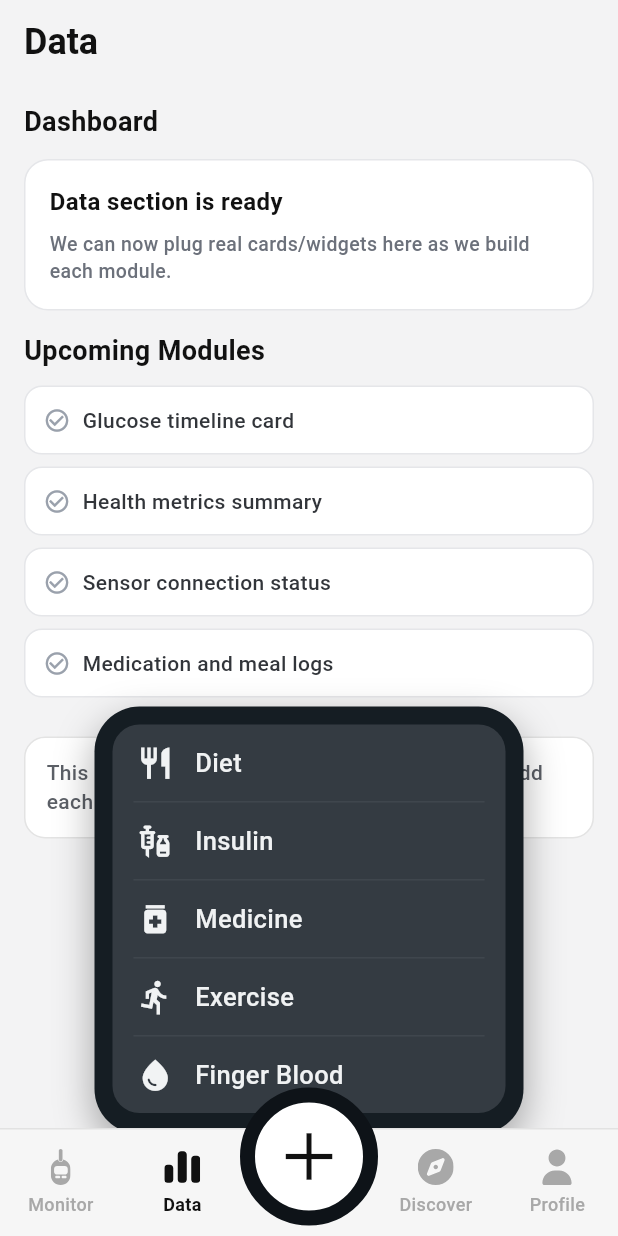
After one commit to nickdude/cgm-frontend, a Flutter app: the DashboardScreen screen opened by its route, item 2 of the bottom bar chosen, after a tap on the "add" icon, on a phone screen of 412 x 824 dp. The commit adds this screen. Run offline on Flutter 3.47's test engine with Material 3 defaults, Android fonts, the phone set to English and light mode, and no system bars; our stand-ins replace dio, flutter_secure_storage, flutter_svg, go_router, image_picker, logger and 1 more; accounts and stored records are empty; Roboto replaces fonts that are missing (Poppins).

Commit message:
bottom nav bar

```diff
--- a/lib/routes/app_router.dart
+++ b/lib/routes/app_router.dart
@@ -1,3 +1,4 @@
+import 'package:flutter/material.dart';
 import 'package:go_router/go_router.dart';
 import '../screens/welcome_screen.dart';
 import '../screens/login_screen.dart';
@@ -10,9 +11,27 @@ import '../screens/device_setup/implant_sensor_step2_screen.dart';
 import '../screens/device_setup/implant_sensor_step3_screen.dart';
 import '../screens/device_setup/scan_qr_screen.dart';
 import '../screens/device_setup/manual_code_entry_screen.dart';
+import '../screens/dashboard/dashboard_screen.dart';
+
+class AppRoutes {
+  static const dashboard = 'dashboard';
+}
 
 final appRouter = GoRouter(
   initialLocation: '/',
+  errorBuilder: (context, state) {
+    final path = state.uri.path;
+
+    if (path == '/dashboard' || path == '/dashboard/') {
+      return const DashboardScreen();
+    }
+
+    return Scaffold(
+      body: Center(
+        child: Text('Route not found: $path'),
+      ),
+    );
+  },
   routes: [
     GoRoute(
       path: '/',
@@ -77,6 +96,15 @@ final appRouter = GoRouter(
       path: '/device/manual-code',
       builder: (context, state) => const ManualCodeEntryScreen(),
     ),
+    GoRoute(
+      path: '/dashboard',
+      name: AppRoutes.dashboard,
+      builder: (context, state) => const DashboardScreen(),
+    ),
+    GoRoute(
+      path: '/dashboard',
+      redirect: (_, __) => '/dashboard',
+    ),
     // Add more routes as screens are created
     // GoRoute(
     //   path: '/signup',
--- /dev/null
+++ b/lib/screens/dashboard/dashboard_screen.dart
@@ -0,0 +1,213 @@
+import 'package:flutter/material.dart';
+
+import '../../widgets/navigation/app_bottom_nav_bar.dart';
+
+class DashboardScreen extends StatefulWidget {
+  const DashboardScreen({super.key});
+
+  @override
+  State<DashboardScreen> createState() => _DashboardScreenState();
+}
+
+class _DashboardScreenState extends State<DashboardScreen> {
+  int _currentIndex = 0;
+  bool _isQuickMenuOpen = false;
+
+  static const _titles = ['Monitor', 'Data', 'Discover', 'Profile'];
+
+  void _onTabSelected(int index) {
+    setState(() {
+      _currentIndex = index;
+      _isQuickMenuOpen = false;
+    });
+  }
+
+  void _onCenterTap() {
+    setState(() {
+      _isQuickMenuOpen = !_isQuickMenuOpen;
+    });
+  }
+
+  void _onQuickActionTap(QuickActionType action) {
+    setState(() {
+      _isQuickMenuOpen = false;
+    });
+
+    final label = switch (action) {
+      QuickActionType.diet => 'Diet',
+      QuickActionType.insulin => 'Insulin',
+      QuickActionType.medicine => 'Medicine',
+      QuickActionType.exercise => 'Exercise',
+      QuickActionType.fingerBlood => 'Finger Blood',
+    };
+
+    ScaffoldMessenger.of(context).showSnackBar(
+      SnackBar(content: Text('$label selected.')),
+    );
+  }
+
+  @override
+  Widget build(BuildContext context) {
+    return Scaffold(
+      backgroundColor: const Color(0xFFF3F3F4),
+      appBar: AppBar(
+        backgroundColor: const Color(0xFFF3F3F4),
+        elevation: 0,
+        centerTitle: false,
+        title: Text(
+          _titles[_currentIndex],
+          style: const TextStyle(
+            color: Color(0xFF111111),
+            fontSize: 24,
+            fontWeight: FontWeight.w700,
+          ),
+        ),
+      ),
+      body: GestureDetector(
+        onTap: _isQuickMenuOpen ? _onCenterTap : null,
+        child: SafeArea(
+          top: false,
+          child: SingleChildScrollView(
+            padding: const EdgeInsets.fromLTRB(16, 12, 16, 24),
+            child: Column(
+              crossAxisAlignment: CrossAxisAlignment.start,
+              children: [
+                const _SectionHeader(title: 'Dashboard'),
+                const SizedBox(height: 12),
+                _OverviewCard(tabTitle: _titles[_currentIndex]),
+                const SizedBox(height: 14),
+                const _SectionHeader(title: 'Upcoming Modules'),
+                const SizedBox(height: 10),
+                const _ModuleTile(label: 'Glucose timeline card'),
+                const _ModuleTile(label: 'Health metrics summary'),
+                const _ModuleTile(label: 'Sensor connection status'),
+                const _ModuleTile(label: 'Medication and meal logs'),
+                const SizedBox(height: 18),
+                Container(
+                  width: double.infinity,
+                  padding: const EdgeInsets.all(14),
+                  decoration: BoxDecoration(
+                    color: Colors.white,
+                    borderRadius: BorderRadius.circular(14),
+                    border: Border.all(color: const Color(0xFFE3E3E3)),
+                  ),
+                  child: const Text(
+                    'This is your base dashboard shell. We can now add each feature one by one.',
+                    style: TextStyle(
+                      fontSize: 14,
+                      color: Color(0xFF5B5F66),
+                      height: 1.35,
+                      fontWeight: FontWeight.w500,
+                    ),
+                  ),
+                ),
+              ],
+            ),
+          ),
+        ),
+      ),
+      bottomNavigationBar: AppBottomNavBar(
+        currentIndex: _currentIndex,
+        onTabSelected: _onTabSelected,
+        onCenterTap: _onCenterTap,
+        isActionMenuOpen: _isQuickMenuOpen,
+        onQuickActionTap: _onQuickActionTap,
+      ),
+    );
+  }
+}
+
+class _SectionHeader extends StatelessWidget {
+  const _SectionHeader({required this.title});
+
+  final String title;
+
+  @override
+  Widget build(BuildContext context) {
+    return Text(
+      title,
+      style: const TextStyle(
+        fontSize: 18,
+        fontWeight: FontWeight.w700,
+        color: Color(0xFF111111),
+      ),
+    );
+  }
+}
+
+class _OverviewCard extends StatelessWidget {
+  const _OverviewCard({required this.tabTitle});
+
+  final String tabTitle;
+
+  @override
+  Widget build(BuildContext context) {
+    return Container(
+      width: double.infinity,
+      padding: const EdgeInsets.all(16),
+      decoration: BoxDecoration(
+        color: Colors.white,
+        borderRadius: BorderRadius.circular(16),
+        border: Border.all(color: const Color(0xFFE5E6E9)),
+      ),
+      child: Column(
+        crossAxisAlignment: CrossAxisAlignment.start,
+        children: [
+          Text(
+            '$tabTitle section is ready',
+            style: const TextStyle(
+              fontSize: 16,
+              fontWeight: FontWeight.w700,
+              color: Color(0xFF111111),
+            ),
+          ),
+          const SizedBox(height: 8),
+          const Text(
+            'We can now plug real cards/widgets here as we build each module.',
+            style: TextStyle(
+              fontSize: 13,
+              color: Color(0xFF6C717B),
+              height: 1.35,
+              fontWeight: FontWeight.w500,
+            ),
+          ),
+        ],
+      ),
+    );
+  }
+}
+
+class _ModuleTile extends StatelessWidget {
+  const _ModuleTile({required this.label});
+
+  final String label;
+
+  @override
+  Widget build(BuildContext context) {
+    return Container(
+      margin: const EdgeInsets.only(bottom: 8),
+      padding: const EdgeInsets.symmetric(horizontal: 12, vertical: 12),
+      decoration: BoxDecoration(
+        color: Colors.white,
+        borderRadius: BorderRadius.circular(12),
+        border: Border.all(color: const Color(0xFFE5E6E9)),
+      ),
+      child: Row(
+        children: [
+          const Icon(Icons.check_circle_outline, color: Color(0xFF9AA1AC), size: 18),
+          const SizedBox(width: 8),
+          Expanded(
+            child: Text(
+              label,
+              style: const TextStyle(
+                fontSize: 14,
+                color: Color(0xFF32353A),
+                fontWeight: FontWeight.w500,
+              ),
+            ),
+          ),
+        ],
+      ),
+    );
+  }
+}
--- a/lib/screens/device_setup/manual_code_entry_screen.dart
+++ b/lib/screens/device_setup/manual_code_entry_screen.dart
@@ -1,6 +1,7 @@
 import 'package:flutter/material.dart';
 import 'package:go_router/go_router.dart';
 
+import '../../routes/app_router.dart';
 import '../../widgets/device_setup/device_setup_widgets.dart';
 
 class ManualCodeEntryScreen extends StatefulWidget {
@@ -38,6 +39,13 @@ class _ManualCodeEntryScreenState extends State<ManualCodeEntryScreen> {
     ScaffoldMessenger.of(context).showSnackBar(
       const SnackBar(content: Text('Device code captured successfully.')),
     );
+
+    Future.delayed(const Duration(milliseconds: 350), () {
+      if (!mounted) {
+        return;
+      }
+      context.goNamed(AppRoutes.dashboard);
+    });
   }
 
   @override
--- a/lib/screens/device_setup/scan_qr_screen.dart
+++ b/lib/screens/device_setup/scan_qr_screen.dart
@@ -1,5 +1,7 @@
 import 'package:flutter/material.dart';
 import 'package:go_router/go_router.dart';
+
+import '../../routes/app_router.dart';
 
 class ScanQrScreen extends StatefulWidget {
   const ScanQrScreen({super.key});
@@ -256,8 +258,15 @@ class _ScanQrScreenState extends State<ScanQrScreen> {
                     child: ElevatedButton.icon(
                       onPressed: () {
                         ScaffoldMessenger.of(context).showSnackBar(
-                          const SnackBar(content: Text('Scanning UI active (no real scan yet).')),
+                          const SnackBar(content: Text('QR detected (mock). Connecting device...')),
                         );
+
+                        Future.delayed(const Duration(milliseconds: 450), () {
+                          if (!mounted) {
+                            return;
+                          }
+                          this.context.goNamed(AppRoutes.dashboard);
+                        });
                       },
                       style: ElevatedButton.styleFrom(
                         backgroundColor: const Color(0xFF22D7CC),
--- /dev/null
+++ b/lib/widgets/navigation/app_bottom_nav_bar.dart
@@ -0,0 +1,326 @@
+import 'package:flutter/material.dart';
+import 'package:flutter_svg/flutter_svg.dart';
+
+class AppBottomNavBar extends StatelessWidget {
+  const AppBottomNavBar({
+    required this.currentIndex,
+    required this.onTabSelected,
+    this.onCenterTap,
+    this.isActionMenuOpen = false,
+    this.onQuickActionTap,
+    super.key,
+  });
+
+  final int currentIndex;
+  final ValueChanged<int> onTabSelected;
+  final VoidCallback? onCenterTap;
+  final bool isActionMenuOpen;
+  final ValueChanged<QuickActionType>? onQuickActionTap;
+
+  static const _tabs = <_NavTabData>[
+    _NavTabData(label: 'Monitor', iconPath: 'assets/icons/monitor.svg'),
+    _NavTabData(label: 'Data', iconPath: 'assets/icons/chart.svg'),
+    _NavTabData(label: 'Discover', iconPath: 'assets/icons/compass.svg'),
+    _NavTabData(label: 'Profile', iconPath: 'assets/icons/user.svg'),
+  ];
+
+  @override
+  Widget build(BuildContext context) {
+    final bottomInset = MediaQuery.viewPaddingOf(context).bottom;
+
+    return SizedBox(
+      height: 85 + bottomInset,
+      child: Stack(
+        clipBehavior: Clip.none,
+        children: [
+          Positioned(
+            left: 0,
+            right: 0,
+            bottom: 68 + bottomInset,
+            child: IgnorePointer(
+              ignoring: !isActionMenuOpen,
+              child: AnimatedSlide(
+                duration: const Duration(milliseconds: 220),
+                curve: Curves.easeOut,
+                offset: isActionMenuOpen ? Offset.zero : const Offset(0, 0.12),
+                child: AnimatedOpacity(
+                  duration: const Duration(milliseconds: 220),
+                  opacity: isActionMenuOpen ? 1 : 0,
+                  child: Align(
+                    child: ConstrainedBox(
+                      constraints: const BoxConstraints(maxWidth: 286),
+                      child: _QuickActionMenu(onActionTap: onQuickActionTap),
+                    ),
+                  ),
+                ),
+              ),
+            ),
+          ),
+          Positioned(
+            left: 0,
+            right: 0,
+            bottom: 0,
+            child: Container(
+              height: 72 + bottomInset,
+              padding: EdgeInsets.only(bottom: bottomInset),
+              decoration: const BoxDecoration(
+                color: Color(0xFFF6F6F6),
+                border: Border(
+                  top: BorderSide(color: Color(0xFFE2E2E2)),
+                ),
+              ),
+              child: Row(
+                children: [
+                  Expanded(
+                    child: _NavTab(
+                      data: _tabs[0],
+                      selected: currentIndex == 0,
+                      onTap: () => onTabSelected(0),
+                    ),
+                  ),
+                  Expanded(
+                    child: _NavTab(
+                      data: _tabs[1],
+                      selected: currentIndex == 1,
+                      onTap: () => onTabSelected(1),
+                    ),
+                  ),
+                  const SizedBox(width: 88),
+                  Expanded(
+                    child: _NavTab(
+                      data: _tabs[2],
+                      selected: currentIndex == 2,
+                      onTap: () => onTabSelected(2),
+                    ),
+                  ),
+                  Expanded(
+                    child: _NavTab(
+                      data: _tabs[3],
+                      selected: currentIndex == 3,
+                      onTap: () => onTabSelected(3),
+                    ),
+                  ),
+                ],
+              ),
+            ),
+          ),
+          Positioned(
+            bottom: 7 + bottomInset,
+            left: 0,
+            right: 0,
+            child: Center(
+              child: _CenterActionButton(
+                onTap: onCenterTap,
+                isOpen: isActionMenuOpen,
+              ),
+            ),
+          ),
+        ],
+      ),
+    );
+  }
+}
+
+class _NavTab extends StatelessWidget {
+  const _NavTab({
+    required this.data,
+    required this.selected,
+    required this.onTap,
+  });
+
+  final _NavTabData data;
+  final bool selected;
+  final VoidCallback onTap;
+
+  @override
+  Widget build(BuildContext context) {
+    final color = selected ? const Color(0xFF111111) : const Color(0xFFA8A8A8);
+
+    return InkWell(
+      onTap: onTap,
+      child: Padding(
+        padding: const EdgeInsets.symmetric(vertical: 8),
+        child: Column(
+          mainAxisAlignment: MainAxisAlignment.center,
+          children: [
+            SvgPicture.asset(
+              data.iconPath,
+              width: 24,
+              height: 24,
+              colorFilter: ColorFilter.mode(color, BlendMode.srcIn),
+            ),
+            const SizedBox(height: 4),
+            Text(
+              data.label,
+              style: TextStyle(
+                fontSize: 12,
+                color: color,
+                fontWeight: selected ? FontWeight.w700 : FontWeight.w500,
+              ),
+            ),
+          ],
+        ),
+      ),
+    );
+  }
+}
+
+class _CenterActionButton extends StatelessWidget {
+  const _CenterActionButton({
+    required this.onTap,
+    required this.isOpen,
+  });
+
+  final VoidCallback? onTap;
+  final bool isOpen;
+
+  @override
+  Widget build(BuildContext context) {
+    return GestureDetector(
+      onTap: onTap,
+      child: AnimatedContainer(
+        duration: const Duration(milliseconds: 220),
+        width: 92,
+        height: 92,
+        decoration: BoxDecoration(
+          color: isOpen ? Colors.white : Colors.black,
+          shape: BoxShape.circle,
+          border: Border.all(
+            color: isOpen ? const Color(0xFF0E1318) : Colors.transparent,
+            width: isOpen ? 10 : 0,
+          ),
+        ),
+        child: Center(
+          child: AnimatedRotation(
+            turns: isOpen ? 0.125 : 0,
+            duration: const Duration(milliseconds: 200),
+            child: Icon(
+              isOpen ? Icons.close : Icons.add,
+              color: isOpen ? const Color(0xFF111111) : Colors.white,
+              size: isOpen ? 42 : 40,
+            ),
+          ),
+        ),
+      ),
+    );
+  }
+}
+
+class _QuickActionMenu extends StatelessWidget {
+  const _QuickActionMenu({required this.onActionTap});
+
+  final ValueChanged<QuickActionType>? onActionTap;
+
+  static const _items = <_QuickActionItemData>[
+    _QuickActionItemData(
+      type: QuickActionType.diet,
+      label: 'Diet',
+      icon: Icons.restaurant,
+    ),
+    _QuickActionItemData(
+      type: QuickActionType.insulin,
+      label: 'Insulin',
+      icon: Icons.vaccines,
+    ),
+    _QuickActionItemData(
+      type: QuickActionType.medicine,
+      label: 'Medicine',
+      icon: Icons.medication,
+    ),
+    _QuickActionItemData(
+      type: QuickActionType.exercise,
+      label: 'Exercise',
+      icon: Icons.directions_run,
+    ),
+    _QuickActionItemData(
+      type: QuickActionType.fingerBlood,
+      label: 'Finger Blood',
+      icon: Icons.water_drop,
+    ),
+  ];
+
+  @override
+  Widget build(BuildContext context) {
+    return Container(
+      padding: const EdgeInsets.fromLTRB(12, 12, 12, 14),
+      decoration: BoxDecoration(
+        color: const Color(0xFF151D23),
+        borderRadius: BorderRadius.circular(30),
+        boxShadow: const [
+          BoxShadow(
+            color: Color(0x55000000),
+            blurRadius: 22,
+            offset: Offset(0, 10),
+          ),
+        ],
+      ),
+      child: Container(
+          decoration: BoxDecoration(
+            color: const Color(0xFF343B42),
+            borderRadius: BorderRadius.circular(18),
+          ),
+          child: Column(
+            mainAxisSize: MainAxisSize.min,
+            children: [
+              for (int i = 0; i < _items.length; i++) ...[
+                InkWell(
+                  onTap: () => onActionTap?.call(_items[i].type),
+                  borderRadius: BorderRadius.circular(12),
+                  child: Padding(
+                    padding: const EdgeInsets.fromLTRB(16, 13, 16, 13),
+                    child: Row(
+                      children: [
+                        Icon(_items[i].icon, color: const Color(0xFFF1F3F4), size: 25),
+                        const SizedBox(width: 14),
+                        Text(
+                          _items[i].label,
+                          style: const TextStyle(
+                            color: Color(0xFFF0F2F3),
+                            fontSize: 34 / 2,
+                            fontWeight: FontWeight.w500,
+                          ),
+                        ),
+                      ],
+                    ),
+                  ),
+                ),
+                if (i < _items.length - 1)
+                  Container(
+                    height: 1,
+                    margin: const EdgeInsets.symmetric(horizontal: 14),
+                    color: const Color(0x445F666D),
+                  ),
+              ],
+            ],
+          ),
+        ),
+      );
+  }
+}
+
+class _NavTabData {
+  const _NavTabData({required this.label, required this.iconPath});
+
+  final String label;
+  final String iconPath;
+}
+
+class _QuickActionItemData {
+  const _QuickActionItemData({
+    required this.type,
+    required this.label,
+    required this.icon,
+  });
+
+  final QuickActionType type;
+  final String label;
+  final IconData icon;
+}
+
+enum QuickActionType {
+  diet,
+  insulin,
+  medicine,
+  exercise,
+  fingerBlood,
+}
--- a/pubspec.yaml
+++ b/pubspec.yaml
@@ -50,6 +50,7 @@ dependencies:
   # Image & File Handling
   image_picker: ^1.1.0
   cached_network_image: ^3.3.0
+  flutter_svg: ^2.0.17
 
   # Bluetooth
   flutter_bluetooth_serial: ^0.4.0
```
Also changed, not shown: assets/icons/chart.svg (added), assets/icons/compass.svg (added), assets/icons/monitor.svg (added), assets/icons/user.svg (added), pubspec.lock.
